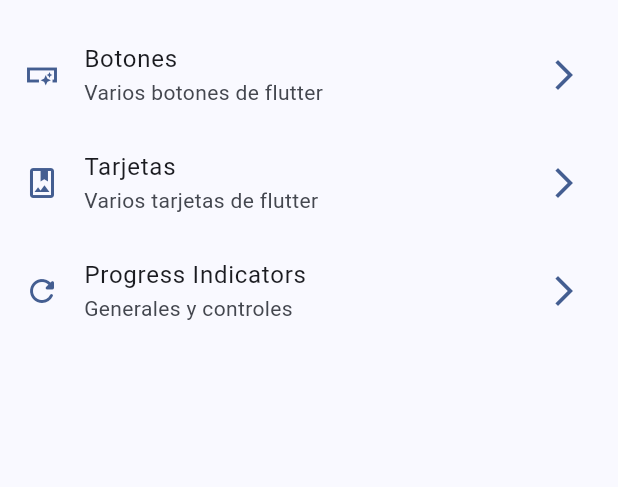
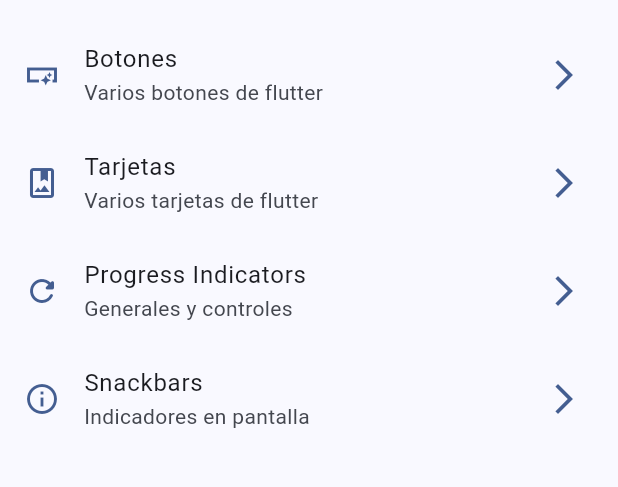
Before and after one commit to sergioportillo91/widgets_app, a Flutter app: the screen it shows after launch, on a phone screen of 412 x 824 dp, the part 63-550 px from its top. Run offline on Flutter 3.47's test engine with Material 2 defaults, Android fonts, the phone set to English and light mode, and no system bars; our stand-ins replace go_router.

Commit message:
implementacion de snackbars

```diff
--- a/lib/config/menu/menu_item.dart
+++ b/lib/config/menu/menu_item.dart
@@ -29,4 +29,9 @@ const appMenuItems = <MenuItem>[
       subtitle: 'Generales y controles',
       link: '/progress',
       icon: Icons.refresh_rounded),
+  MenuItem(
+      title: 'Snackbars',
+      subtitle: 'Indicadores en pantalla',
+      link: '/snackbars',
+      icon: Icons.info_outline),
 ];
--- a/lib/config/router/app_router.dart
+++ b/lib/config/router/app_router.dart
@@ -36,6 +36,14 @@ final GoRouter appRouter = GoRouter(
             return const ProgressIndicatosScreen();
           },
         ),
+
+         GoRoute(
+          path: 'snackbars',
+          name: SnackbarScreen.name,
+          builder: (BuildContext context, GoRouterState state) {
+            return const SnackbarScreen();
+          },
+        ),
       ],
     ),
   ],
```
Also changed, not shown: lib/presentation/screens/snackbar/snackbar_screen.dart (+24 -2 lines).
